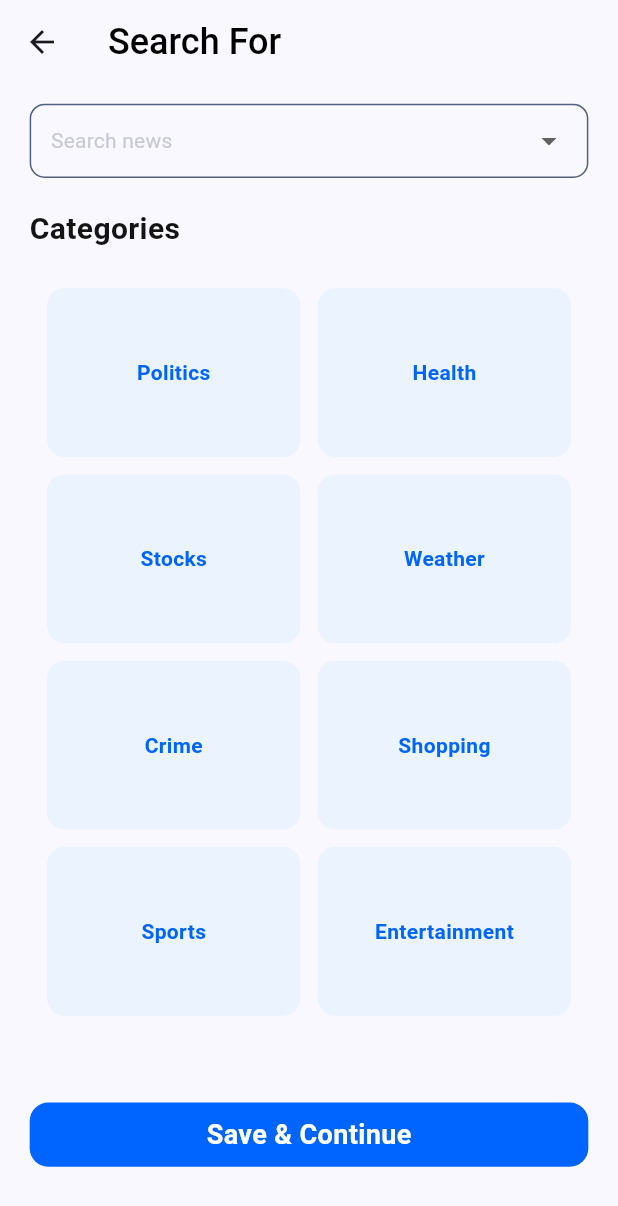
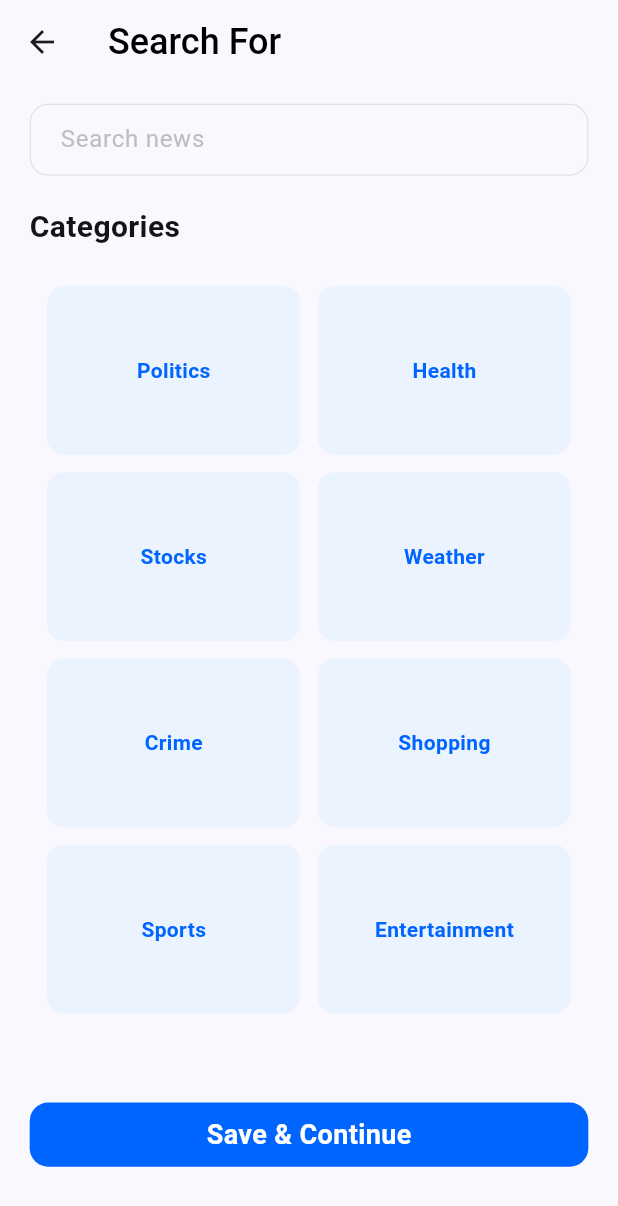
Before and after one commit to Muhammad-Monir/APINewsApp, a Flutter app: the SearchScreen screen opened by its route, after a tap on "Save & Continue", on a phone screen of 412 x 824 dp. Shown: the top 1206 px of the screen. Run offline on Flutter 3.47's test engine with Material 3 defaults, Android fonts, the phone set to English and light mode, and no system bars; drawn by our look-alikes of dropdown_button2; our stand-ins replace chewie, flutter_rating_bar, geocoding, geolocator, google_fonts, share_plus and 2 more; missing offline and left inert: svg_flutter; network calls fail.

Commit message:
add search form field

```diff
--- a/lib/common_widgets/email_form_field.dart
+++ b/lib/common_widgets/email_form_field.dart
@@ -4,20 +4,22 @@ import '../utils/styles.dart';
 import '../utils/utils.dart';
 
 class EmailFormField extends StatelessWidget {
-  const EmailFormField(
-      {super.key,
+  const EmailFormField({
+    Key? key,
     required this.emailController,
     required this.hintText,
-      this.textInputType = TextInputType.emailAddress});
+    this.textInputType = TextInputType.emailAddress,
+    this.validate = true, // Add a parameter to control validation
+  }) : super(key: key);
 
   final TextEditingController emailController;
   final String hintText;
   final TextInputType textInputType;
+  final bool validate; // New parameter to control validation
 
   @override
   Widget build(BuildContext context) {
     return TextFormField(
-      // autovalidateMode: AutovalidateMode.always,
       controller: emailController,
       keyboardType: textInputType,
       decoration: InputDecoration(
@@ -25,21 +27,35 @@ class EmailFormField extends StatelessWidget {
         hintStyle: regularTS(formHintColor, fontSize: 16),
         enabledBorder: OutlineInputBorder(
           borderSide: BorderSide(
-                width: Utils.scrHeight * .001, color: Colors.grey.shade300),
-            borderRadius: BorderRadius.circular(Utils.scrHeight * .015)),
+            width: Utils.scrHeight * .001,
+            color: Colors.grey.shade300,
+          ),
+          borderRadius: BorderRadius.circular(Utils.scrHeight * .015),
+        ),
         focusedBorder: OutlineInputBorder(
           borderSide: BorderSide(
-                width: Utils.scrHeight * .001, color: Colors.grey.shade300),
-            borderRadius: BorderRadius.circular(Utils.scrHeight * .015)),
+            width: Utils.scrHeight * .001,
+            color: Colors.grey.shade300,
+          ),
+          borderRadius: BorderRadius.circular(Utils.scrHeight * .015),
+        ),
         contentPadding: EdgeInsets.symmetric(
           horizontal: Utils.scrHeight * .02,
-            vertical: Utils.scrHeight * .012),
+          vertical: Utils.scrHeight * .012,
+        ),
         border: OutlineInputBorder(
           borderSide: BorderSide(
-                width: Utils.scrHeight * .001, color: Colors.grey.shade300),
-            borderRadius: BorderRadius.circular(Utils.scrHeight * .015)),
+            width: Utils.scrHeight * .001,
+            color: Colors.grey.shade300,
           ),
-      validator: (value) {
+          borderRadius: BorderRadius.circular(Utils.scrHeight * .015),
+        ),
+      ),
+      validator: validate ? _validateEmail : null,
+    );
+  }
+
+  String? _validateEmail(String? value) {
     if (value == null || value.isEmpty) {
       return 'Please enter your email address';
     }
@@ -47,8 +63,6 @@ class EmailFormField extends StatelessWidget {
       return 'Please enter a valid email address';
     }
     return null;
-      },
-    );
   }
 
   bool _isValidEmail(String email) {
--- a/lib/view/search/search_screen.dart
+++ b/lib/view/search/search_screen.dart
@@ -1,4 +1,4 @@
-import 'package:am_innnn/view/search/widgets/custom_search_bar.dart';
+import 'package:am_innnn/common_widgets/email_form_field.dart';
 import 'package:flutter/material.dart';
 import '../../common_widgets/action_button.dart';
 import '../../route/routes_name.dart';
@@ -15,6 +15,8 @@ class SearchScreen extends StatefulWidget {
 
 class _SearchScreenState extends State<SearchScreen> {
   String? selectedCategory;
+  final _searchController = TextEditingController();
+  final _formKey = GlobalKey<FormState>();
 
   @override
   Widget build(BuildContext context) {
@@ -27,10 +29,13 @@ class _SearchScreenState extends State<SearchScreen> {
           horizontal: Utils.scrHeight * .024,
           vertical: Utils.scrHeight * .016,
         ),
+        child: Form(
+          key: _formKey,
           child: Column(
             crossAxisAlignment: CrossAxisAlignment.start,
             children: [
-            const CustomSearchBar(hint: 'Search news'),
+              EmailFormField(
+                  emailController: _searchController, hintText: 'Search news', validate: false,),
               SizedBox(height: Utils.scrHeight * .024),
               Text('Categories', style: semiBoldTS(appTextColor, fontSize: 20)),
               SizedBox(height: Utils.scrHeight * .016),
@@ -49,7 +54,8 @@ class _SearchScreenState extends State<SearchScreen> {
                     return CustomCategoryItems(
                       isSelected: selectedCategory == Utils.categoriesName[index],
                       onTap: () {
-                      print('Selected category: ${Utils.categoriesName[index]}');
+                        print(
+                            'Selected category: ${Utils.categoriesName[index]}');
                         setState(() {
                           selectedCategory = Utils.categoriesName[index];
                         });
@@ -61,10 +67,12 @@ class _SearchScreenState extends State<SearchScreen> {
               ),
               ActionButton(
                 onTap: () {
-                if (selectedCategory != null) {
+                  if (_formKey.currentState!.validate() && selectedCategory != null) {
                     print('Selected category: $selectedCategory');
+                    print('Select search: ${_searchController.text}');
                     // Navigate to next page with selected category
-                  Navigator.pushNamed(context, RoutesName.home, arguments: selectedCategory);
+                    Navigator.pushNamed(context, RoutesName.home,
+                        arguments: selectedCategory);
                   } else {
                     // Show an error message or handle the case where no category is selected
                   }
@@ -77,7 +85,14 @@ class _SearchScreenState extends State<SearchScreen> {
             ],
           ),
         ),
+      ),
     );
+  }
+
+  @override
+  void dispose() {
+    _searchController.dispose();
+    super.dispose();
   }
 }
 
```
Also changed, not shown: 4 other files. Lines whose indentation alone changed are shown as unchanged.
